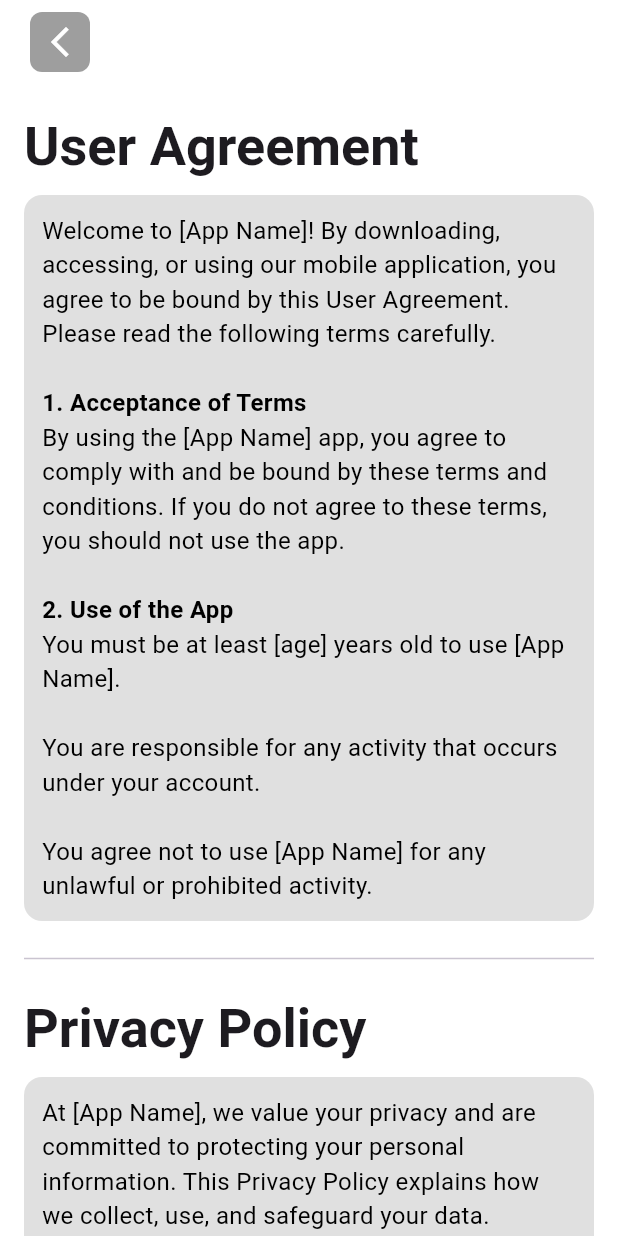
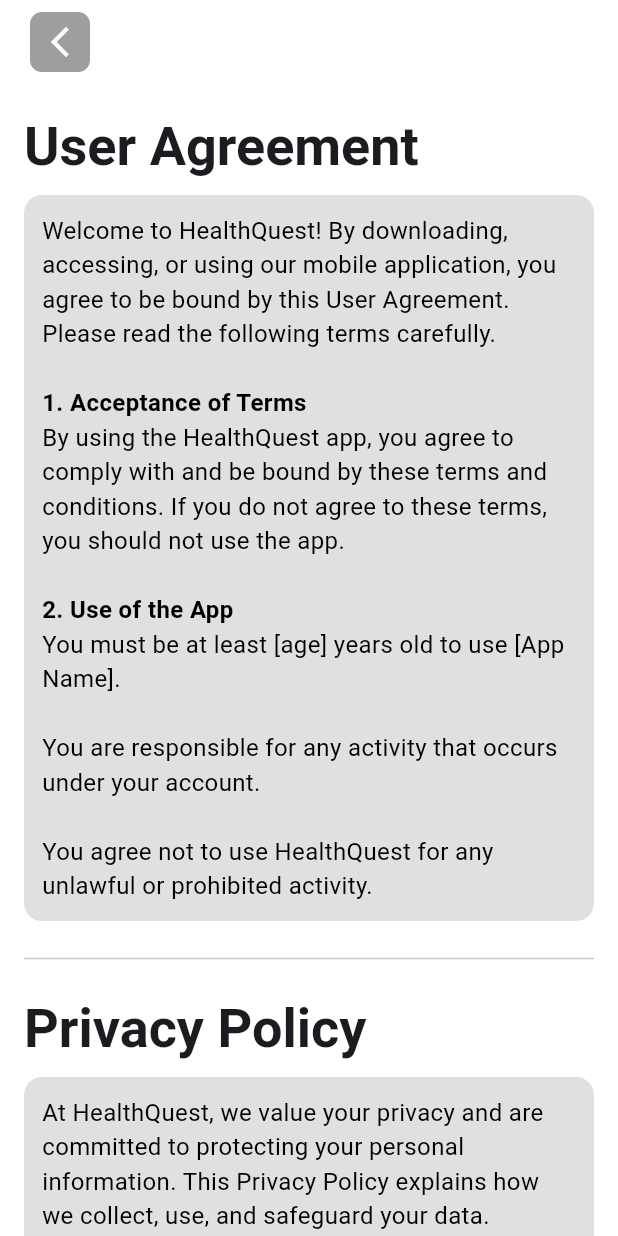
Before and after one commit to khoo04/health_tracker_app, a Flutter app: the UserAgreementPolicy screen opened by its route, on a phone screen of 412 x 824 dp. Run offline on Flutter 3.47's test engine with Material 3 defaults, Android fonts, the light colour scheme and no system bars; drawn by our look-alikes of loader_overlay; our stand-ins replace flutter_bloc, fluttertoast, font_awesome_flutter, fpdart, get_it, internet_connection_checker_plus and 5 more; accounts and stored records are empty.

Commit message:
new app name change

```diff
--- a/lib/core/common/pages/user_agreement_policy.dart
+++ b/lib/core/common/pages/user_agreement_policy.dart
@@ -59,7 +59,7 @@
                   child: const Text.rich(
                     TextSpan(
                       text:
-                          "Welcome to [App Name]! By downloading, accessing, or using our mobile application, you agree to be bound by this User Agreement. Please read the following terms carefully.\n",
+                          "Welcome to HealthQuest! By downloading, accessing, or using our mobile application, you agree to be bound by this User Agreement. Please read the following terms carefully.\n",
                       style: TextStyle(fontSize: 16, color: Colors.black),
                       children: [
                         TextSpan(
@@ -68,7 +68,7 @@
                         ),
                         TextSpan(
                             text:
-                                "By using the [App Name] app, you agree to comply with and be bound by these terms and conditions. If you do not agree to these terms, you should not use the app.\n"),
+                                "By using the HealthQuest app, you agree to comply with and be bound by these terms and conditions. If you do not agree to these terms, you should not use the app.\n"),
                         TextSpan(
                           text: "\n2. Use of the App\n",
                           style: TextStyle(fontWeight: FontWeight.bold),
@@ -78,7 +78,7 @@
 
 You are responsible for any activity that occurs under your account.
 
-You agree not to use [App Name] for any unlawful or prohibited activity."""),
+You agree not to use HealthQuest for any unlawful or prohibited activity."""),
                       ],
                     ),
                   ),
@@ -104,7 +104,7 @@
                   child: const Text.rich(
                     TextSpan(
                       text:
-                          "At [App Name], we value your privacy and are committed to protecting your personal information. This Privacy Policy explains how we collect, use, and safeguard your data.\n",
+                          "At HealthQuest, we value your privacy and are committed to protecting your personal information. This Privacy Policy explains how we collect, use, and safeguard your data.\n",
                       style: TextStyle(fontSize: 16, color: Colors.black),
                       children: [
                         TextSpan(
```
Also changed, not shown: 1 other file.
